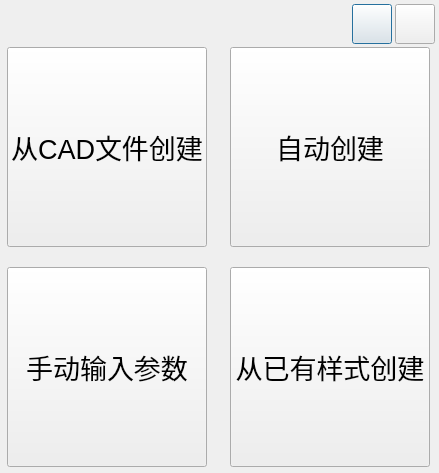
Before: the Qt Designer form ui/cloth_style_dialog.ui in Mrjiong-ff/syt_hmi, drawn with Qt 5.
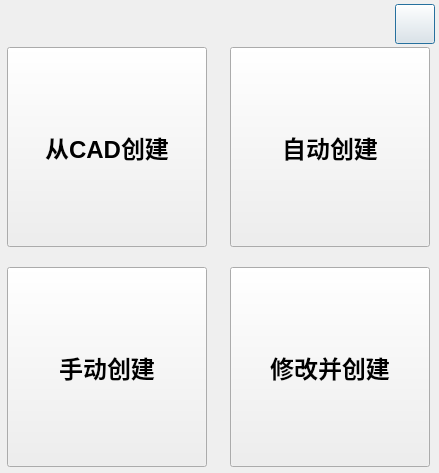
After: the same form once the commit is applied. Icons and pictures are not drawn. Custom widgets are drawn as their Qt base class.

Patch:
```diff
--- a/ui/cloth_style_dialog.ui
+++ b/ui/cloth_style_dialog.ui
@@ -10,6 +10,13 @@
     <height>473</height>
    </rect>
   </property>
+  <property name="font">
+   <font>
+    <pointsize>18</pointsize>
+    <weight>75</weight>
+    <bold>true</bold>
+   </font>
+  </property>
   <property name="windowTitle">
    <string>ClothStyleDialog</string>
   </property>
@@ -46,25 +53,6 @@
     </spacer>
    </item>
    <item row="0" column="1">
-    <widget class="WinMinButton" name="min_btn">
-     <property name="minimumSize">
-      <size>
-       <width>40</width>
-       <height>40</height>
-      </size>
-     </property>
-     <property name="maximumSize">
-      <size>
-       <width>40</width>
-       <height>40</height>
-      </size>
-     </property>
-     <property name="text">
-      <string/>
-     </property>
-    </widget>
-   </item>
-   <item row="0" column="2">
     <widget class="WinCloseButton" name="close_btn">
      <property name="minimumSize">
       <size>
@@ -83,13 +71,13 @@
      </property>
     </widget>
    </item>
-   <item row="1" column="0" colspan="3">
-    <layout class="QGridLayout" name="gridLayout">
+   <item row="1" column="0" colspan="2">
+    <layout class="QGridLayout" name="gridLayout" rowstretch="1,10" columnstretch="0,0">
      <property name="spacing">
       <number>20</number>
      </property>
-     <item row="1" column="1">
-      <widget class="InteractiveButtonBase" name="create_from_source_btn">
+     <item row="0" column="0">
+      <widget class="InteractiveButtonBase" name="create_from_cad_btn">
        <property name="minimumSize">
         <size>
          <width>200</width>
@@ -104,11 +92,26 @@
        </property>
        <property name="font">
         <font>
-         <pointsize>20</pointsize>
+         <pointsize>18</pointsize>
+         <weight>75</weight>
+         <bold>true</bold>
         </font>
        </property>
+       <property name="autoFillBackground">
+        <bool>false</bool>
+       </property>
        <property name="text">
-        <string>从已有样式创建</string>
+        <string>从CAD创建</string>
+       </property>
+       <property name="icon">
+        <iconset resource="../resource/hmi.qrc">
+         <normaloff>:/m_icon/icon/cad_style.svg</normaloff>:/m_icon/icon/cad_style.svg</iconset>
+       </property>
+       <property name="iconSize">
+        <size>
+         <width>50</width>
+         <height>50</height>
+        </size>
        </property>
       </widget>
      </item>
@@ -134,36 +137,24 @@
        </property>
        <property name="font">
         <font>
-         <pointsize>20</pointsize>
+         <pointsize>18</pointsize>
+         <weight>75</weight>
+         <bold>true</bold>
         </font>
        </property>
        <property name="text">
         <string>自动创建</string>
        </property>
-      </widget>
-     </item>
-     <item row="0" column="0">
-      <widget class="InteractiveButtonBase" name="create_from_cad_btn">
-       <property name="minimumSize">
-        <size>
-         <width>200</width>
-         <height>200</height>
-        </size>
+       <property name="icon">
+        <iconset resource="../resource/hmi.qrc">
+         <normaloff>:/m_icon/icon/auto_create.svg</normaloff>:/m_icon/icon/auto_create.svg</iconset>
        </property>
-       <property name="maximumSize">
+       <property name="iconSize">
         <size>
-         <width>200</width>
-         <height>200</height>
+         <width>50</width>
+         <height>50</height>
         </size>
        </property>
-       <property name="font">
-        <font>
-         <pointsize>20</pointsize>
-        </font>
-       </property>
-       <property name="text">
-        <string>从CAD文件创建</string>
-       </property>
       </widget>
      </item>
      <item row="1" column="0">
@@ -182,11 +173,59 @@
        </property>
        <property name="font">
         <font>
-         <pointsize>20</pointsize>
+         <pointsize>18</pointsize>
+         <weight>75</weight>
+         <bold>true</bold>
         </font>
        </property>
        <property name="text">
-        <string>手动输入参数</string>
+        <string>手动创建</string>
+       </property>
+       <property name="icon">
+        <iconset resource="../resource/hmi.qrc">
+         <normaloff>:/m_icon/icon/manual_create.svg</normaloff>:/m_icon/icon/manual_create.svg</iconset>
+       </property>
+       <property name="iconSize">
+        <size>
+         <width>50</width>
+         <height>50</height>
+        </size>
+       </property>
+      </widget>
+     </item>
+     <item row="1" column="1">
+      <widget class="InteractiveButtonBase" name="create_from_source_btn">
+       <property name="minimumSize">
+        <size>
+         <width>200</width>
+         <height>200</height>
+        </size>
+       </property>
+       <property name="maximumSize">
+        <size>
+         <width>200</width>
+         <height>200</height>
+        </size>
+       </property>
+       <property name="font">
+        <font>
+         <pointsize>18</pointsize>
+         <weight>75</weight>
+         <bold>true</bold>
+        </font>
+       </property>
+       <property name="text">
+        <string>修改并创建</string>
+       </property>
+       <property name="icon">
+        <iconset resource="../resource/hmi.qrc">
+         <normaloff>:/m_icon/icon/source_create.svg</normaloff>:/m_icon/icon/source_create.svg</iconset>
+       </property>
+       <property name="iconSize">
+        <size>
+         <width>50</width>
+         <height>50</height>
+        </size>
        </property>
       </widget>
      </item>
@@ -195,11 +234,6 @@
   </layout>
  </widget>
  <customwidgets>
-  <customwidget>
-   <class>WinMinButton</class>
-   <extends>QPushButton</extends>
-   <header>syt_btn/winminbutton.h</header>
-  </customwidget>
   <customwidget>
    <class>WinCloseButton</class>
    <extends>QPushButton</extends>
```
Left out of the diff: 4 changed lines with no effect on the pictures.
